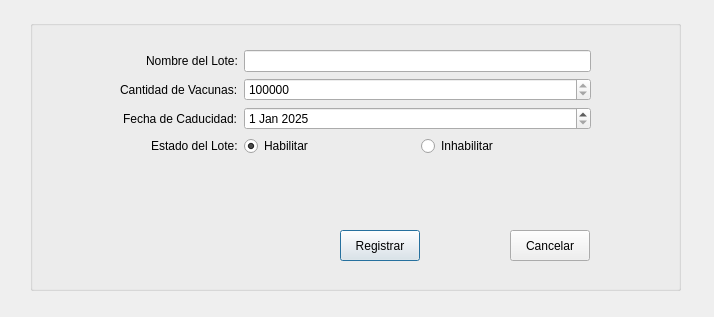
Old version of the form PAF_GUI/PAF_GRAFICA/gui/registrarlotegui.ui in the repository JMOrbegoso/USS-2021-II-PP.
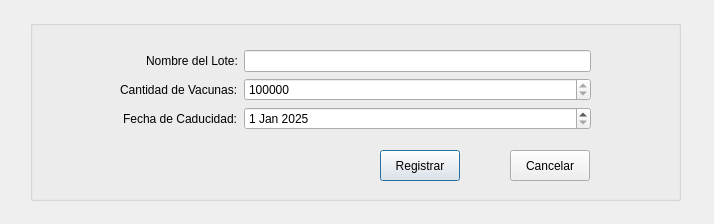
New version of the form. Icons and pictures are not drawn.

```diff
--- a/PAF_GUI/PAF_GRAFICA/gui/registrarlotegui.ui
+++ b/PAF_GUI/PAF_GRAFICA/gui/registrarlotegui.ui
@@ -7,7 +7,7 @@
     <x>0</x>
     <y>0</y>
     <width>714</width>
-    <height>317</height>
+    <height>224</height>
    </rect>
   </property>
   <property name="windowTitle">
@@ -23,7 +23,7 @@
      <x>30</x>
      <y>20</y>
      <width>651</width>
-     <height>271</height>
+     <height>181</height>
     </rect>
    </property>
    <property name="title">
@@ -35,7 +35,7 @@
       <x>90</x>
       <y>30</y>
       <width>471</width>
-      <height>138</height>
+      <height>91</height>
      </rect>
     </property>
     <layout class="QFormLayout" name="formLayout_2">
@@ -83,13 +83,6 @@
        </property>
       </widget>
      </item>
-     <item row="3" column="0">
-      <widget class="QLabel" name="label_4">
-       <property name="text">
-        <string>Estado del Lote:</string>
-       </property>
-      </widget>
-     </item>
      <item row="2" column="1">
       <widget class="QDateEdit" name="fechaCaducidadDe">
        <property name="dateTime">
@@ -111,43 +104,13 @@
        </property>
       </widget>
      </item>
-     <item row="3" column="1">
-      <layout class="QHBoxLayout" name="horizontalLayout">
-       <item>
-        <widget class="QRadioButton" name="habilitarLoteRb">
-         <property name="tabletTracking">
-          <bool>false</bool>
-         </property>
-         <property name="acceptDrops">
-          <bool>false</bool>
-         </property>
-         <property name="autoFillBackground">
-          <bool>false</bool>
-         </property>
-         <property name="text">
-          <string>Habilitar</string>
-         </property>
-         <property name="checked">
-          <bool>true</bool>
-         </property>
-        </widget>
-       </item>
-       <item>
-        <widget class="QRadioButton" name="inhabilitarLoteRb">
-         <property name="text">
-          <string>Inhabilitar</string>
-         </property>
-        </widget>
-       </item>
-      </layout>
-     </item>
     </layout>
    </widget>
    <widget class="QPushButton" name="registrarButton">
     <property name="geometry">
      <rect>
-      <x>310</x>
-      <y>210</y>
+      <x>350</x>
+      <y>130</y>
       <width>80</width>
       <height>31</height>
      </rect>
@@ -160,7 +123,7 @@
     <property name="geometry">
      <rect>
       <x>480</x>
-      <y>210</y>
+      <y>130</y>
       <width>80</width>
       <height>31</height>
      </rect>
```
